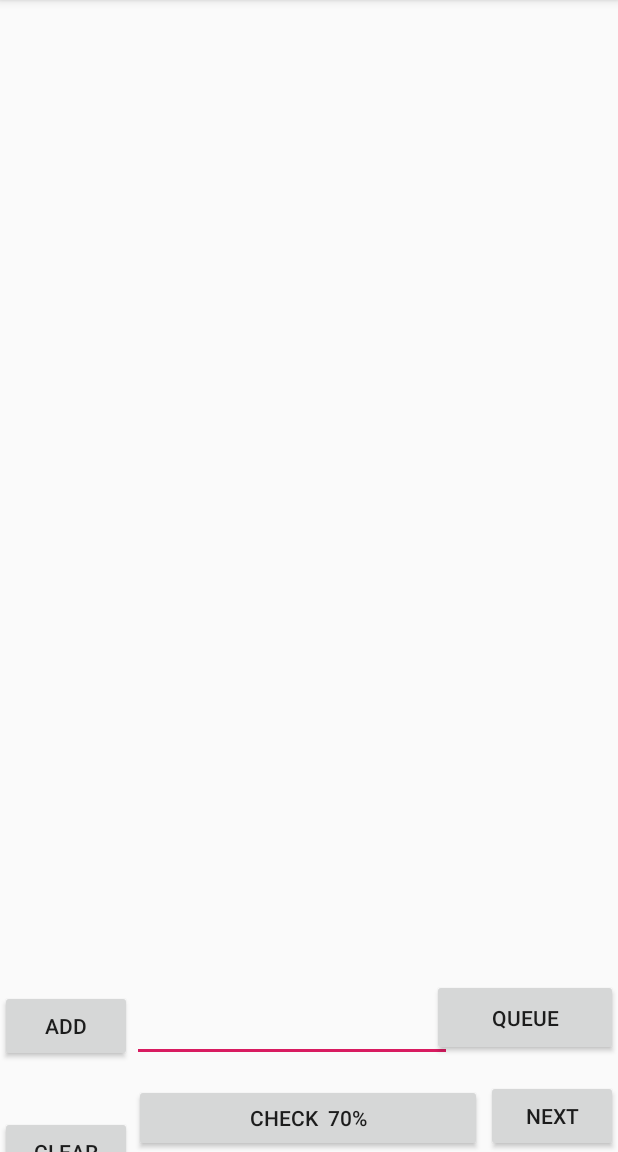
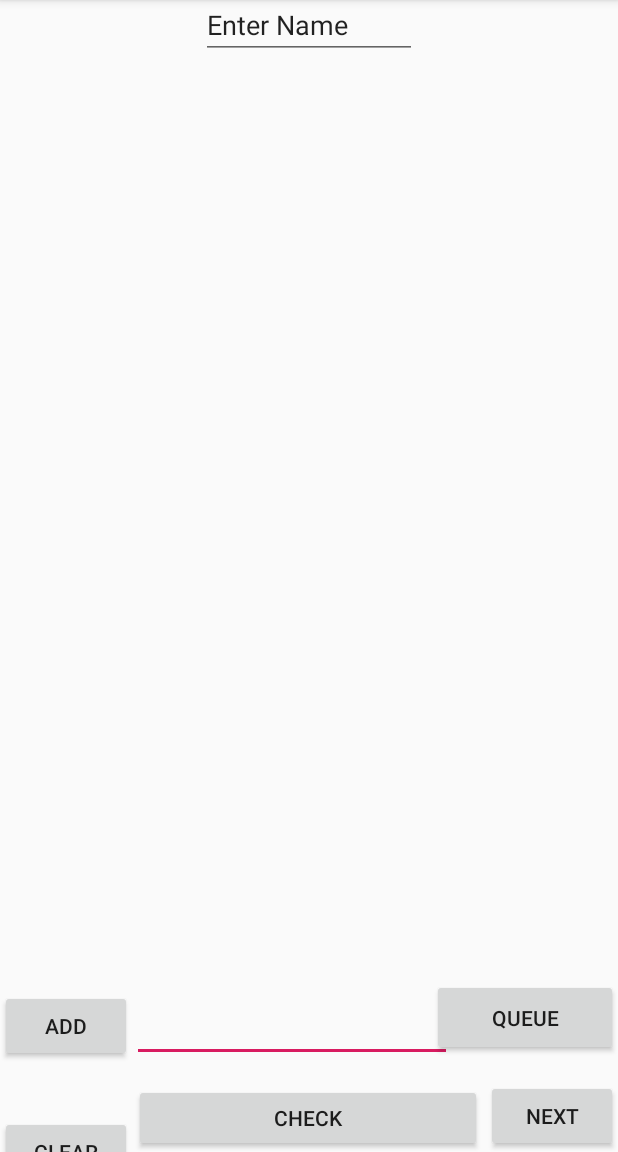
Before and after one commit to charliebrown314/script-em, an Android app: the screen it shows after launch (MainActivity), on a phone screen of 412 x 824 dp, the part 84-1236 px from its top. Run offline under Robolectric (Android 15) with nearby library versions, the phone set to English and light mode, and no system bars.

Commit message:
Working name?

```diff
--- a/app/src/main/java/com/example/script_em/writingProcessing/check/check_input.kt
+++ b/app/src/main/java/com/example/script_em/writingProcessing/check/check_input.kt
@@ -55,6 +55,9 @@ object check_input {
         }
         val percentIn = (passed.toDouble() / length.toDouble())
         val squaresFilled = 1 - (correctListChecklist.size.toDouble()/correct.points.size.toDouble())
+        println(percentIn.toString() + ", " + squaresFilled)
+        println(correct.points[0].toString())
+        println(input.points[0])
         return ((percentIn * .4) + (squaresFilled * .6)) * 100
     }
 
--- a/app/src/main/res/layout/activity_main.xml
+++ b/app/src/main/res/layout/activity_main.xml
@@ -16,8 +16,8 @@
             android:layout_height="match_parent"
             app:layout_constraintBottom_toBottomOf="parent"
             app:layout_constraintTop_toTopOf="parent"
-            app:layout_constraintVertical_bias="1.0"
-            tools:layout_editor_absoluteX="-16dp" />
+            app:layout_constraintVertical_bias="0.0"
+            tools:layout_editor_absoluteX="0dp" />
 
     <Button
             android:id="@+id/clear"
@@ -49,7 +49,7 @@
             android:layout_width="232dp"
             android:layout_height="45dp"
             android:layout_marginTop="580dp"
-            android:text="Check  70%"
+            android:text="Check"
             android:onClick="SendForChecking"
             app:layout_constraintBottom_toBottomOf="@+id/imageV"
             app:layout_constraintEnd_toEndOf="@+id/imageV"
@@ -102,5 +102,20 @@
             app:layout_constraintStart_toStartOf="@+id/imageV"
             app:layout_constraintTop_toTopOf="parent"
             app:layout_constraintVertical_bias="0.917" />
+
+    <EditText
+            android:id="@+id/editText2"
+            android:layout_width="144dp"
+            android:layout_height="39dp"
+            android:text="Enter Name"
+            app:layout_constraintEnd_toEndOf="@+id/imageV"
+            app:layout_constraintStart_toStartOf="parent"
+            tools:layout_editor_absoluteY="6dp"
+    app:layout_constraintBottom_toTopOf="@+id/editText"
+            app:layout_constraintTop_toTopOf="@+id/imageV"
+            app:layout_constraintVertical_bias="0.0"
+            tools:layout_editor_absoluteX="99dp" />
+
+
 </android.support.constraint.ConstraintLayout>
 </RelativeLayout>
```
Also changed, not shown: app/src/main/java/com/example/script_em/MainActivity.kt (+31 -1 lines).
